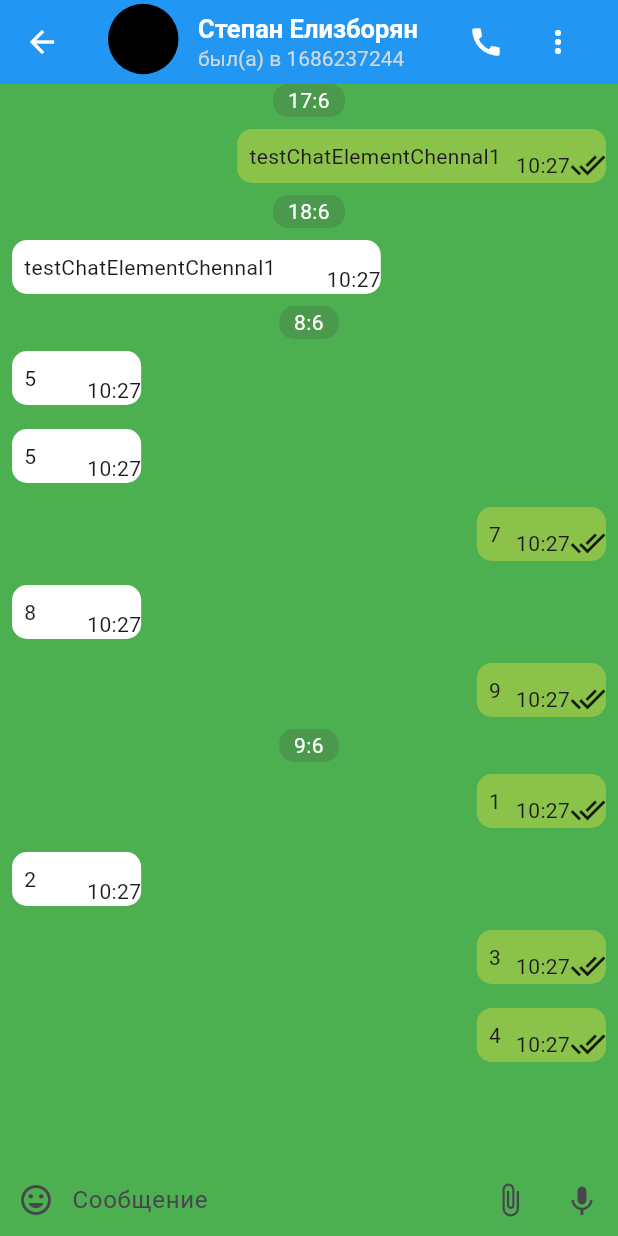
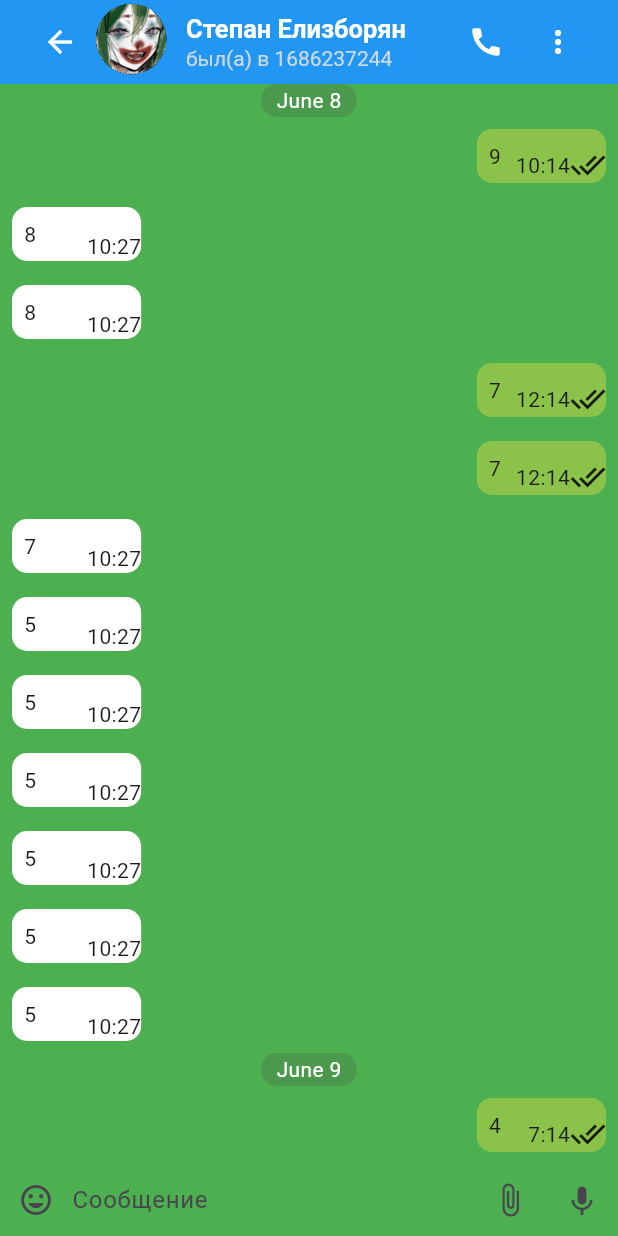
Before and after one commit to 27Victory27/test_magnit, a Flutter app: the screen it shows after launch, after a tap on "Степан Елизборян", on a phone screen of 412 x 824 dp. Run offline on Flutter 3.47's test engine with Material 2 defaults, Android fonts, the phone set to English and light mode, and no system bars; drawn by our look-alikes of grouped_list; our stand-ins replace flutter_bloc, freezed_annotation; generated files the repository leaves out were written again.

Commit message:
Работа над элементами chat_screen
Добавлена
-передача фото профиля в chat_screen
-фильтрация cообщений для chat_screen
-кнопка поиска и смена appBar на строку поиска
Также обработана проверка строки поиска на пустоту и
отображение icons: search и clear

```diff
--- a/lib/data/repository/chat_element_repo.dart
+++ b/lib/data/repository/chat_element_repo.dart
@@ -13,6 +13,17 @@ class ChatElementRepo{
     ChatElementModel(27,120003986,1,'5', 1686230044000),
     ChatElementModel(27,120003984,1,'7', 1686226444000),
     ChatElementModel(27,120003986,1,'8', 1686222844000),
+    ChatElementModel(27,120003984,1,'3', 1686302044000),
+    ChatElementModel(27,120003984,1,'4', 1686294844000),
+    ChatElementModel(27,120003986,1,'5', 1686233644000),
+    ChatElementModel(27,120003986,1,'5', 1686230044000),
+    ChatElementModel(27,120003984,1,'7', 1686226444000),
+    ChatElementModel(27,120003984,1,'3', 1686302044000),
+    ChatElementModel(27,110003984,1,'4', 1686294844000),
+    ChatElementModel(27,110003986,1,'5', 1686233644000),
+    ChatElementModel(27,110003986,1,'5', 1686230044000),
+    ChatElementModel(27,110003984,1,'7', 1686226444000),
+    ChatElementModel(27,120003986,1,'8', 1686222844000),
     ChatElementModel(27,120003984,1,'9', 1686219244000),
     ChatElementModel(27,120003984,1,'testChatElementChennal1', 1686986044000),
     ChatElementModel(27,120003986,1,'testChatElementChennal1', 1687072444000),
@@ -26,12 +37,19 @@ class ChatElementRepo{
     ChatElementModel(17,120003987,1,'5', 1686230044000),
     ChatElementModel(17,120003984,1,'7', 1686226444000),
     ChatElementModel(17,120003987,1,'8', 1686222844000),
+    ChatElementModel(17,120003984,1,'3', 1686302044000),
+    ChatElementModel(17,120003984,1,'4', 1686294844000),
+    ChatElementModel(17,120003987,1,'5', 1686233644000),
+    ChatElementModel(17,120003987,1,'5', 1686230044000),
+    ChatElementModel(17,120003984,1,'7', 1686226444000),
+    ChatElementModel(17,120003987,1,'8', 1686222844000),
     ChatElementModel(17,120003984,1,'9', 1686219244000),
     ChatElementModel(17,120003984,1,'testChatElementChennal1', 1686986044000),
     ChatElementModel(17,120003987,1,'testChatElementChennal1', 1687072444000),
 
   ];
   Future< List<ChatElementModel> > getChatElements () async{
+    myList.sort((a,b) => a.msgTime.compareTo(b.msgTime));
     return myList;
   }
   Future< List<ChatElementModel> > getChatElementsByChannalID (int idChannal) async{
@@ -41,6 +59,7 @@ class ChatElementRepo{
         selectMyList.add(myList[i]);
       }
     }
+    selectMyList.sort((a,b) => (a.msgTime.compareTo(b.msgTime)));
     return selectMyList;
   }
 
--- a/lib/data/repository/chennal_repo.dart
+++ b/lib/data/repository/chennal_repo.dart
@@ -2,19 +2,19 @@ import '../model/channal_model.dart';
 
 class ChennnalRepo{
   final List<ChannalModel> myList = [
-    ChannalModel(27,'test_img_hanna.jpg', 'Степан Елизборян', 'testLastMsgChennal1', 1686237244000, 17),
-    ChannalModel(17,'test_img_hanna.jpg', 'Виталий Завадский', 'testLastMsgChennal22', 1686237244000, 17),
+    ChannalModel(27,'test_img_channal.jpg', 'Степан Елизборян', 'testLastMsgChennal1', 1686237244000, 17),
+    ChannalModel(17,'test_img_channal.jpg', 'Виталий Завадский', 'testLastMsgChennal22', 1686237244000, 17),
 
-    ChannalModel(0,'test_img_hanna.jpg', 'testNameChennal1', 'testLastMsgChennal1', 1686237244000, 17),
-    ChannalModel(1,'test_img_hanna.jpg', 'testNameChennal22', 'testLastMsgChennal22', 1686237244000, 17),
-    ChannalModel(2,'test_img_hanna.jpg', 'testNameChennal333', 'testLastMsgChennal333', 1686237244000, 17),
-    ChannalModel(3,'test_img_hanna.jpg', 'testNameChennal4444', 'testLastMsgChennal4444', 1686237244000, 17),
-    ChannalModel(4,'test_img_hanna.jpg', 'testNameChennal55555', 'testLastMsgChennal55555', 1686237244000, 17),
-    ChannalModel(5,'test_img_hanna.jpg', 'testNameChennal666666', 'testLastMsgChennal666666', 1686237244000, 17),
-    ChannalModel(6,'test_img_hanna.jpg', 'testNameChennal7777777', 'testLastMsgChennal7777777', 1686237244000, 17),
-    ChannalModel(7,'test_img_hanna.jpg', 'testNameChennal88888888', 'testLastMsgChennal88888888', 1686237244000, 17),
-    ChannalModel(8,'test_img_hanna.jpg', 'testNameChennal999999999', 'testLastMsgChennal999999999', 1686237244000, 17),
-    ChannalModel(9,'test_img_hanna.jpg', 'testNameChennal0000000000', 'testLastMsgChennal0000000000', 1686237244000, 17),
+    ChannalModel(0,'test_img_channal.jpg', 'testNameChennal1', 'testLastMsgChennal1', 1686237244000, 17),
+    ChannalModel(1,'test_img_channal.jpg', 'testNameChennal22', 'testLastMsgChennal22', 1686237244000, 17),
+    ChannalModel(2,'test_img_channal.jpg', 'testNameChennal333', 'testLastMsgChennal333', 1686237244000, 17),
+    ChannalModel(3,'test_img_channal.jpg', 'testNameChennal4444', 'testLastMsgChennal4444', 1686237244000, 17),
+    ChannalModel(4,'test_img_channal.jpg', 'testNameChennal55555', 'testLastMsgChennal55555', 1686237244000, 17),
+    ChannalModel(5,'test_img_channal.jpg', 'testNameChennal666666', 'testLastMsgChennal666666', 1686237244000, 17),
+    ChannalModel(6,'test_img_channal.jpg', 'testNameChennal7777777', 'testLastMsgChennal7777777', 1686237244000, 17),
+    ChannalModel(7,'test_img_channal.jpg', 'testNameChennal88888888', 'testLastMsgChennal88888888', 1686237244000, 17),
+    ChannalModel(8,'test_img_channal.jpg', 'testNameChennal999999999', 'testLastMsgChennal999999999', 1686237244000, 17),
+    ChannalModel(9,'test_img_channal.jpg', 'testNameChennal0000000000', 'testLastMsgChennal0000000000', 1686237244000, 17),
   ];
   Future< List<ChannalModel> > getChennals () async{
     return myList;
--- a/lib/presentation/chat_screen/block/chat_cubit.dart
+++ b/lib/presentation/chat_screen/block/chat_cubit.dart
@@ -4,6 +4,7 @@ import 'package:test_magnit/data/model/user_model.dart';
 import '../../../data/repository/chat_element_repo.dart';
 import '../../../data/repository/user_repo.dart';
 import 'chat_state.dart';
+import 'package:intl/intl.dart';
 
 class ChatCubit extends Cubit<ChatState> {
   ChatCubit() : super(const ChatState.loading());
@@ -18,12 +19,12 @@ class ChatCubit extends Cubit<ChatState> {
       final time = DateTime.fromMillisecondsSinceEpoch(chatElementList[index].msgTime);
       listMapElemnts.add({
         "message": chatElementList[index],
-        "time": (time.day.toString() + ":" + time.month.toString())
+        "time": (DateFormat('MMMM').format(DateTime(0, time.month)) + " " + time.day.toString())
       });
     }
     try {
       final resultUserRepo = await userRepo.getCurrentUser();
-      emit(ChatState.succsess(listMapElemnts,resultUserRepo.userId,channalModel.nameChennal));
+      emit(ChatState.succsess(listMapElemnts,resultUserRepo.userId,channalModel.nameChennal,channalModel.img));
     } catch (e) {
       emit(ChatState.failure(error: e));
     }
--- a/lib/presentation/chat_screen/block/chat_state.dart
+++ b/lib/presentation/chat_screen/block/chat_state.dart
@@ -5,6 +5,6 @@ part 'chat_state.freezed.dart';
 @freezed
 class ChatState with _$ChatState{
   const factory ChatState.loading() = _Loading;
-  const factory ChatState.succsess(List<Map<String,dynamic>> chatElementModel, int idCurrentUser, String nameOtherUser) = _Succsess;
+  const factory ChatState.succsess(List<Map<String,dynamic>> chatElementModel, int idCurrentUser, String nameOtherUser, String imgChat) = _Succsess;
   const factory ChatState.failure({Object? error}) = _Failure;
 }
--- a/lib/presentation/chat_screen/chat_screen.dart
+++ b/lib/presentation/chat_screen/chat_screen.dart
@@ -14,35 +14,50 @@ class ChatScreen extends StatelessWidget {
   Widget build(BuildContext context) {
     return Scaffold(
         appBar: AppBar(
+            automaticallyImplyLeading: false,
             iconTheme: IconThemeData(color: Colors.white),
             backgroundColor: Colors.blue,
             title: BlocBuilder<ChatCubit, ChatState>(
-          builder: (BuildContext context, ChatState state) => state.maybeWhen(
+                builder: (BuildContext context, ChatState state) =>
+                    state.maybeWhen(
                       loading: () => CircularProgressIndicator(),
-          succsess: (listMapChatElements, int userID,String nameOtherUser) => _AppBarInfo(
-              nameChat: nameOtherUser, onlineTime: 1686237244), orElse: () { return Text('Упс, ошибка'); },
-    ))
-        ),
+                      succsess: (listMapChatElements, int userID,
+                              String nameOtherUser, String imgChat) =>
+                          _AppBarInfo(
+                              nameChat: nameOtherUser,
+                              onlineTime: 1686237244,
+                              imgChat: imgChat),
+                      orElse: () {
+                        return Text('Упс, ошибка');
+                      },
+                    ))),
         backgroundColor: Colors.green,
         body: BlocBuilder<ChatCubit, ChatState>(
           builder: (BuildContext context, ChatState state) => state.when(
             loading: () => CircularProgressIndicator(),
-            succsess: (listMapChatElements, int userID,String nameOtherUser) => Column(
+            succsess: (listMapChatElements, int userID, String nameOtherUser,
+                    String imgChat) =>
+                Column(
               children: [
                 Expanded(
                     child: GroupedListView<Map<String, dynamic>, String>(
                         useStickyGroupSeparators: true,
                         floatingHeader: true,
+                        sort:false,
                         groupBy: (element) => element['time'],
                         groupSeparatorBuilder: (String value) {
-                          return Align(
-                            child: Container(
+                          return Row(
+                            mainAxisAlignment: MainAxisAlignment.center,
+                            children: [
+                              Container(
+                                width: null,
                                 decoration: BoxDecoration(
                                   borderRadius: BorderRadius.circular(10),
                                   color: Colors.grey[800]?.withOpacity(0.2),
                                 ),
                                 child: Padding(
-                                padding: const EdgeInsets.only(top: 1.0,bottom: 1,left: 10,right: 10),
+                                  padding: const EdgeInsets.only(
+                                      top: 1.0, bottom: 1, left: 10, right: 10),
                                   child: Text(
                                     value,
                                     textAlign: TextAlign.center,
@@ -51,18 +66,22 @@ class ChatScreen extends StatelessWidget {
                                   ),
                                 ),
                               ),
+                            ],
                           );
                         },
                         elements: listMapChatElements,
                         itemBuilder: (BuildContext context,
                             Map<String, dynamic> element) {
                           //{"message":ChatElementModel(),"time":9:6}
+                          final time =  DateTime.fromMillisecondsSinceEpoch((element["message"] as ChatElementModel).msgTime);
                           if ((element["message"] as ChatElementModel).userId ==
                               userID) {
                             return MyChatElement(
                               chatMessage:
                                   (element["message"] as ChatElementModel)
-                                        .msgText);
+                                      .msgText,
+                              chatMessageTime: time.hour.toString() + ':' + time.minute.toString(),
+                            );
                           } else {
                             return OtherChatElement(
                                 chatMessage:
@@ -98,11 +117,13 @@ class ChatScreen extends StatelessWidget {
 }
 
 class _AppBarInfo extends StatefulWidget {
+  final String imgChat;
   final String nameChat;
   final int onlineTime;
 
   const _AppBarInfo({
     Key? key,
+    required this.imgChat,
     required this.nameChat,
     required this.onlineTime,
   }) : super(key: key);
@@ -112,10 +133,18 @@ class _AppBarInfo extends StatefulWidget {
 }
 
 class _AppBarInfoState extends State<_AppBarInfo> {
+  bool searchFlag = false;
+  final _textField = TextEditingController();
+  bool textFieldFlag = false;
+
   @override
   Widget build(BuildContext context) {
+    if (searchFlag == false) {
       return Row(
         children: [
+          IconButton(
+              onPressed: () => Navigator.pop(context),
+              icon: Icon(Icons.arrow_back_sharp)),
           Padding(
             padding: const EdgeInsets.only(
               top: 3,
@@ -123,8 +152,10 @@ class _AppBarInfoState extends State<_AppBarInfo> {
               right: 13,
             ),
             child: Container(
+              child: Image.asset('assets/images/${widget.imgChat}'),
               width: 47,
               height: 47,
+              clipBehavior: Clip.hardEdge,
               decoration: BoxDecoration(
                 borderRadius: BorderRadius.circular(360),
                 color: Colors.black,
@@ -146,7 +177,8 @@ class _AppBarInfoState extends State<_AppBarInfo> {
                       maxLines: 1,
                       '${widget.nameChat}'),
                   Text(
-                    style: TextStyle(fontSize: 14, color: Colors.blueGrey[100]),
+                      style:
+                          TextStyle(fontSize: 14, color: Colors.blueGrey[100]),
                       'был(а) в ${widget.onlineTime}')
                 ],
               ),
@@ -154,14 +186,78 @@ class _AppBarInfoState extends State<_AppBarInfo> {
           ),
           IconButton(onPressed: () {}, icon: Icon(Icons.call)),
           PopupMenuButton<int>(
+            //color: Colors.grey,
             onSelected: (item) => handleClick(item),
             itemBuilder: (context) => [
-            PopupMenuItem<int>(value: 0, child: Text('Logout')),
-            PopupMenuItem<int>(value: 1, child: Text('Settings')),
+              PopupMenuItem<int>(
+                  onTap: () {
+                    setState(() {
+                      searchFlag = true;
+                    });
+                  },
+                  value: 0,
+                  child: Row(
+                    children: [
+                      Padding(
+                        padding: const EdgeInsets.only(right: 10),
+                        child: Icon(Icons.search, color: Colors.black),
+                      ),
+                      Text('Поиск')
+                    ],
+                  )),
+              PopupMenuItem<int>(
+                  value: 1,
+                  child: Row(
+                    children: [
+                      Padding(
+                        padding: const EdgeInsets.only(right: 10),
+                        child: Icon(Icons.format_paint, color: Colors.black),
+                      ),
+                      Text('Установить обои')
+                    ],
+                  )),
             ],
           ),
         ],
       );
+    } else {
+      return Row(
+        children: [
+          IconButton(
+              onPressed: () {
+                setState(() {
+                  searchFlag = false;
+                });
+              },
+              icon: Icon(Icons.arrow_back_sharp)),
+          Expanded(
+            child: TextField(
+              controller: _textField,
+              maxLines: 6,
+              minLines: 1,
+              onChanged: (text){setState(() {});},
+              decoration: InputDecoration(
+                hintStyle: TextStyle(color: Colors.grey[400]),
+                hintText: 'Поиск',
+                border: InputBorder.none,
+              ),
+            ),
+          ),
+          Visibility(
+            visible:_textField.text.isNotEmpty,
+            child: IconButton(
+                onPressed: () {setState(_textField.clear);},
+                icon: Icon(Icons.clear)),
+          ),
+          Visibility(
+            visible:_textField.text.isNotEmpty,
+            child: IconButton(
+                onPressed: () ,
+                icon: Icon(Icons.search)),
+          ),
+        ],
+      );
+    }
   }
 
   void handleClick(int item) {
@@ -176,8 +272,11 @@ class _AppBarInfoState extends State<_AppBarInfo> {
 
 class MyChatElement extends StatelessWidget {
   final String chatMessage;
+  final String chatMessageTime;
 
-  const MyChatElement({Key? key, required this.chatMessage}) : super(key: key);
+  const MyChatElement(
+      {Key? key, required this.chatMessage, required this.chatMessageTime})
+      : super(key: key);
 
   @override
   Widget build(BuildContext context) {
@@ -201,7 +300,10 @@ class MyChatElement extends StatelessWidget {
               ),
               FittedBox(
                 child: Row(
-                  children: [Text("10:27"), Icon(Icons.done_all_sharp)],
+                  children: [
+                    Text('$chatMessageTime'),
+                    Icon(Icons.done_all_sharp)
+                  ],
                 ),
               )
             ],
--- a/lib/presentation/main_screen/main_screen.dart
+++ b/lib/presentation/main_screen/main_screen.dart
@@ -83,8 +83,10 @@ class ChatElement extends StatelessWidget {
         child: Row(
           children: [
             Container(
+              child: Image.asset('assets/images/${channalModel.img}'),
               width: 50,
               height: 50,
+              clipBehavior: Clip.hardEdge,
               decoration: BoxDecoration(
                 borderRadius: BorderRadius.circular(360),
                 color: Colors.black,
--- a/pubspec.yaml
+++ b/pubspec.yaml
@@ -34,6 +34,7 @@ dependencies:
   bloc: ^8.1.0
   freezed_annotation: ^2.2.0
   grouped_list: ^5.1.2
+  intl: ^0.18.1
 
 
   # The following adds the Cupertino Icons font to your application.
```
Also changed, not shown: pubspec.lock, 1 other file. Lines whose indentation alone changed are shown as unchanged.
